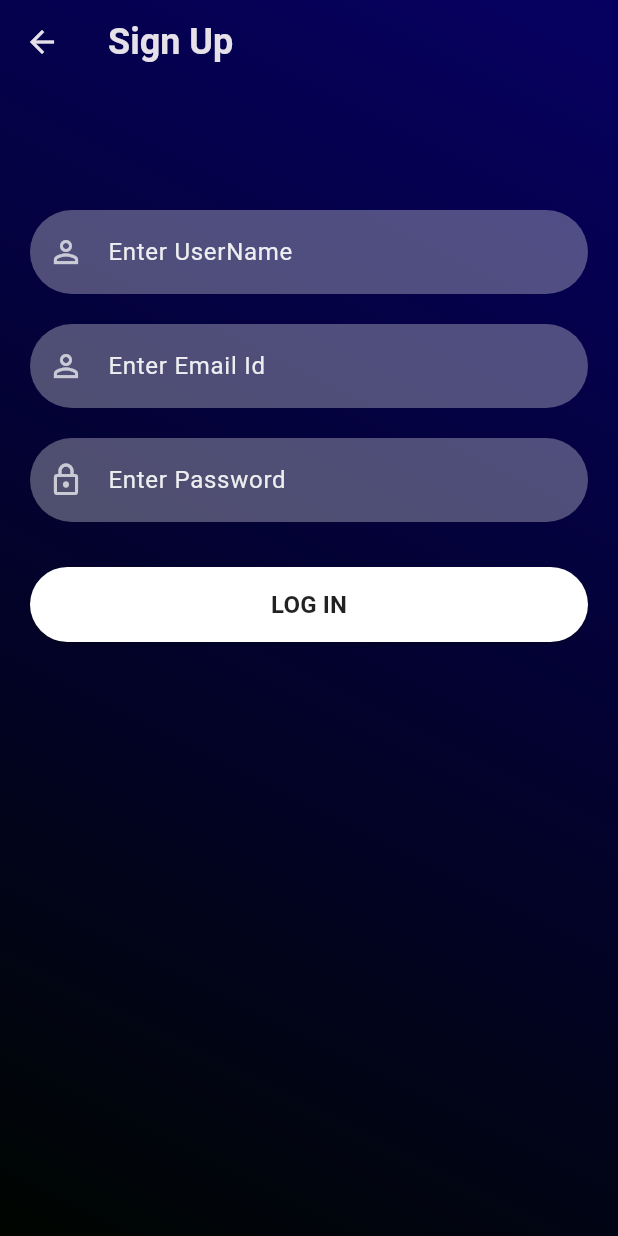
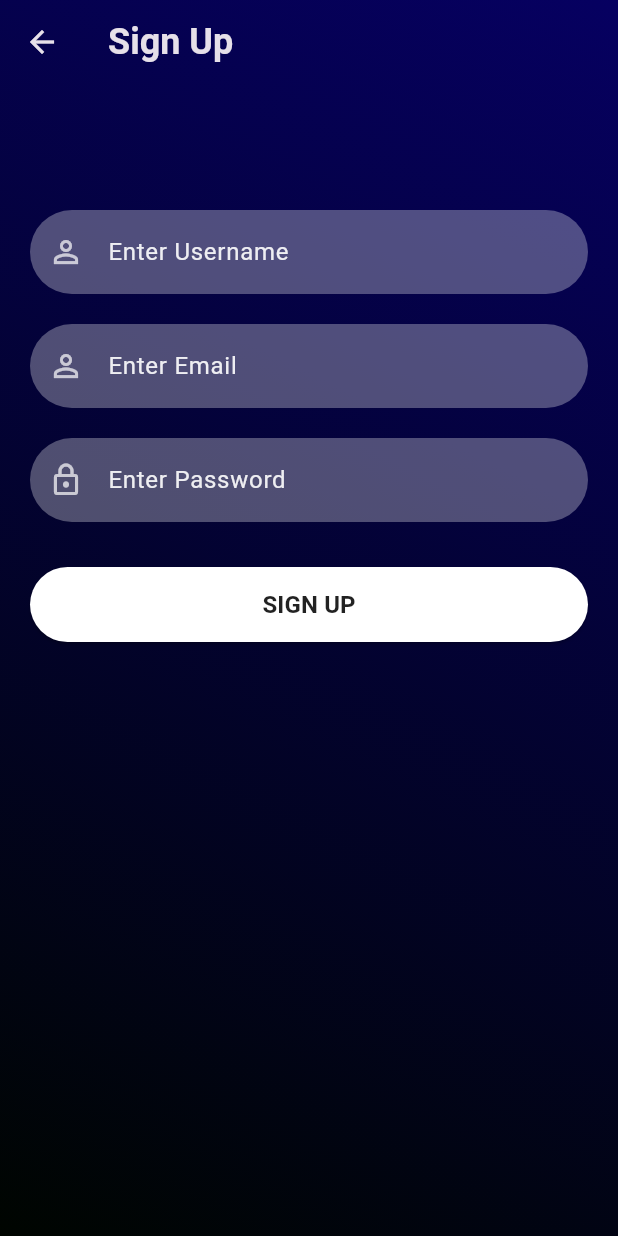
Before and after one commit to Nibbio5/Comanda, a Flutter app: the screen it shows after launch, after a tap on "Sign Up", on a phone screen of 412 x 824 dp. Run offline on Flutter 3.47's test engine with Material 3 defaults, Android fonts, the light colour scheme and no system bars; our stand-ins replace firebase_auth, firebase_core; accounts and stored records are empty; network calls fail.

```diff
--- a/lib/screens/signin_screen.dart
+++ b/lib/screens/signin_screen.dart
@@ -41,12 +41,12 @@ class _SignInScreenState extends State<SignInScreen> {
               const SizedBox(
                 height: 20,
               ),
-              reusableTextField("Enter Paasord", Icons.lock_outline, true,
+              reusableTextField("Enter Password", Icons.lock_outline, true,
                   _passwordTextController),
               const SizedBox(
                 height: 20,
               ),
-              signInSignUpButton(context, true, () {
+              roundedButton(context, true, () {
                 FirebaseAuth.instance
                     .signInWithEmailAndPassword(
                         email: _emailTextController.text,
@@ -55,7 +55,7 @@ class _SignInScreenState extends State<SignInScreen> {
                         context,
                         MaterialPageRoute(
                             builder: (context) => const TableGrid())));
-              }),
+              }, "LOG IN"),
               signUpOption()
             ]),
           ),
--- a/lib/screens/signup_screen.dart
+++ b/lib/screens/signup_screen.dart
@@ -43,12 +43,12 @@ class _SignUpScreenState extends State<SignUpScreen> {
                 const SizedBox(
                   height: 20,
                 ),
-                reusableTextField("Enter UserName", Icons.person_outline, false,
+                reusableTextField("Enter Username", Icons.person_outline, false,
                     _userNameTextController),
                 const SizedBox(
                   height: 20,
                 ),
-                reusableTextField("Enter Email Id", Icons.person_outline, false,
+                reusableTextField("Enter Email", Icons.person_outline, false,
                     _emailTextController),
                 const SizedBox(
                   height: 20,
@@ -58,7 +58,7 @@ class _SignUpScreenState extends State<SignUpScreen> {
                 const SizedBox(
                   height: 20,
                 ),
-                signInSignUpButton(context, true, () {
+                roundedButton(context, true, () {
                   FirebaseAuth.instance
                       .createUserWithEmailAndPassword(
                           email: _emailTextController.text,
@@ -69,7 +69,7 @@ class _SignUpScreenState extends State<SignUpScreen> {
                               builder: (context) => const HomeScreen())))
                       .onError((error, stackTrace) =>
                           print("Error ${error.toString()}"));
-                })
+                }, "SIGN UP")
               ],
             ),
           ))),
--- a/lib/widgets/reusable_widgets.dart
+++ b/lib/widgets/reusable_widgets.dart
@@ -29,8 +29,8 @@ TextField reusableTextField(String text, IconData icon, bool isPasswordType,
   );
 }
 
-Container signInSignUpButton(
-    BuildContext context, bool isLogin, Function onTap) {
+Container roundedButton(
+    BuildContext context, bool isLogin, Function onTap, String text) {
   return Container(
     width: MediaQuery.of(context).size.width,
     height: 50,
@@ -41,16 +41,16 @@ Container signInSignUpButton(
         onTap();
       },
       style: ButtonStyle(
-          backgroundColor: MaterialStateProperty.resolveWith((states) {
-            if (states.contains(MaterialState.pressed)) {
+          backgroundColor: WidgetStateProperty.resolveWith((states) {
+            if (states.contains(WidgetState.pressed)) {
               return Colors.black26;
             }
             return Colors.white;
           }),
-          shape: MaterialStateProperty.all<RoundedRectangleBorder>(
+          shape: WidgetStateProperty.all<RoundedRectangleBorder>(
               RoundedRectangleBorder(borderRadius: BorderRadius.circular(30)))),
       child: Text(
-        isLogin ? "LOG IN" : "SIGN UP",
+        text,
         style: const TextStyle(
             color: Colors.black87, fontWeight: FontWeight.bold, fontSize: 16),
       ),
```
Also changed, not shown: lib/screens/table_screen.dart (+10 -8 lines).
